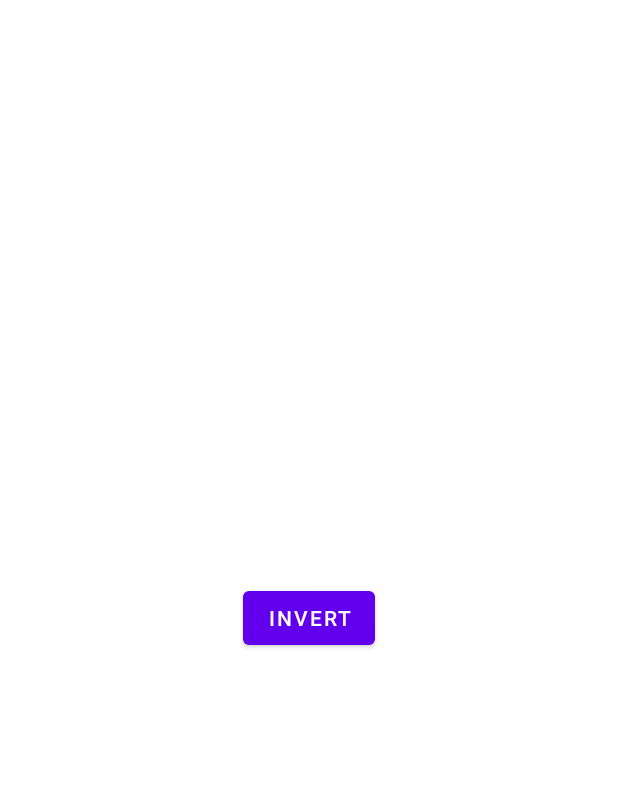
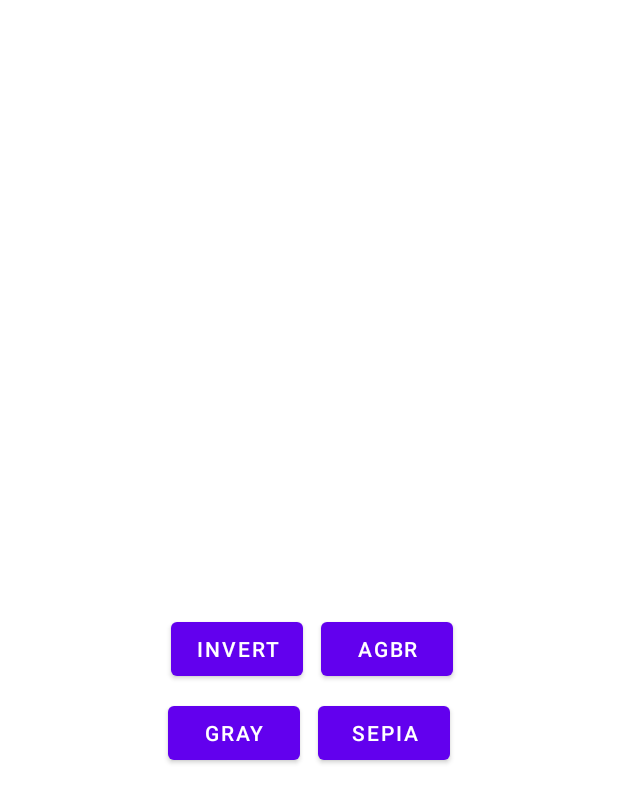
Before and after one commit to xIshuxx/ImageEditingApplication, an Android app: the layout fragment_filter.xml on its own in the app's theme, with its tools: preview values and no code run, on a phone screen of 412 x 824 dp. Shown: the top 803 px of the screen. Run offline under Robolectric (Android 15) with nearby library versions, the phone set to English and light mode, and no system bars.

Commit message:
3 more filters added

```diff
--- a/app/src/main/java/com/example/imgeditor/FilterFragment.kt
+++ b/app/src/main/java/com/example/imgeditor/FilterFragment.kt
@@ -33,10 +33,23 @@ class FilterFragment(imgEditing: ImgEditing) :Fragment(){
 
     override fun onViewCreated(view: View, savedInstanceState: Bundle?) {
         super.onViewCreated(view, savedInstanceState)
-        val btn= view.findViewById<Button>(R.id.BtnInvertfilter)
-        btn.setOnClickListener {
+        val btninvert= view.findViewById<Button>(R.id.BtnInvertfilter)
+        val btnsepia= view.findViewById<Button>(R.id.Btnsepiafilter)
+        val btnagbr= view.findViewById<Button>(R.id.Btnagbrfilter)
+        val btngray= view.findViewById<Button>(R.id.BtnGrayfilter)
+        btninvert.setOnClickListener {
             applyFilter(ColorMatrices.Inverted)
         }
+        btnagbr.setOnClickListener {
+            applyFilter(ColorMatrices.AGBR)
+        }
+        btngray.setOnClickListener {
+            applyFilter(ColorMatrices.BlackAndWhite)
+        }
+        btnsepia.setOnClickListener {
+            applyFilter(ColorMatrices.Sepia)
+        }
+
 
     }
     private fun changePixelColor(pixel: Int, matrix: FloatArray): Int {
--- a/app/src/main/res/layout/fragment_filter.xml
+++ b/app/src/main/res/layout/fragment_filter.xml
@@ -8,12 +8,46 @@
     tools:context=".ImgEditing">
 
     <Button
+        android:id="@+id/BtnGrayfilter"
+        android:layout_width="wrap_content"
+        android:layout_height="wrap_content"
+        android:layout_marginStart="112dp"
+        android:layout_marginTop="8dp"
+        android:text="Gray"
+        app:layout_constraintStart_toStartOf="parent"
+        app:layout_constraintTop_toBottomOf="@+id/BtnInvertfilter" />
+
+    <Button
         android:id="@+id/BtnInvertfilter"
         android:layout_width="wrap_content"
         android:layout_height="wrap_content"
         android:text="Invert"
         app:layout_constraintBottom_toBottomOf="parent"
         app:layout_constraintEnd_toEndOf="parent"
+        app:layout_constraintHorizontal_bias="0.352"
         app:layout_constraintStart_toStartOf="parent"
-        app:layout_constraintTop_toTopOf="parent" />
+        app:layout_constraintTop_toTopOf="parent"
+        app:layout_constraintVertical_bias="0.527" />
+
+    <Button
+        android:id="@+id/Btnsepiafilter"
+        android:layout_width="wrap_content"
+        android:layout_height="wrap_content"
+        android:layout_marginStart="12dp"
+        android:layout_marginTop="8dp"
+        android:text="Sepia"
+        app:layout_constraintStart_toEndOf="@+id/BtnGrayfilter"
+        app:layout_constraintTop_toBottomOf="@+id/Btnagbrfilter" />
+
+    <Button
+        android:id="@+id/Btnagbrfilter"
+        android:layout_width="wrap_content"
+        android:layout_height="wrap_content"
+        android:layout_marginStart="12dp"
+        android:text="AGBR"
+        app:layout_constraintBottom_toBottomOf="parent"
+        app:layout_constraintStart_toEndOf="@+id/BtnInvertfilter"
+        app:layout_constraintTop_toTopOf="parent"
+        app:layout_constraintVertical_bias="0.527" />
+
 </androidx.constraintlayout.widget.ConstraintLayout>
```
